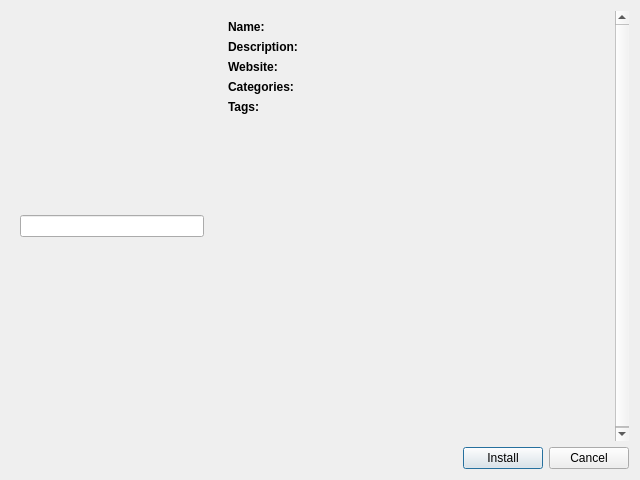
The window that gui/dialogs/ChooseInstallModDialog.ui (MultiMC/Launcher) describes before a commit, drawn with Qt 5.
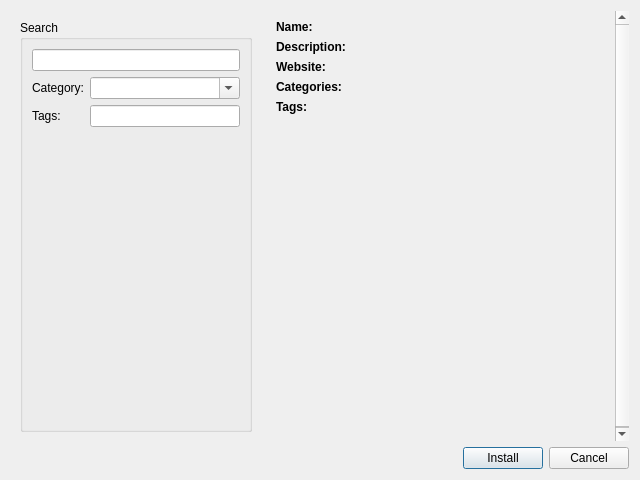
The same window after the commit.

Diff of the .ui file:
```diff
--- a/gui/dialogs/ChooseInstallModDialog.ui
+++ b/gui/dialogs/ChooseInstallModDialog.ui
@@ -18,19 +18,59 @@
     <widget class="QWidget" name="viewWidget" native="true">
      <property name="minimumSize">
       <size>
-       <width>202</width>
+       <width>250</width>
        <height>0</height>
       </size>
      </property>
      <property name="maximumSize">
       <size>
-       <width>202</width>
+       <width>250</width>
        <height>16777215</height>
       </size>
      </property>
-     <layout class="QVBoxLayout" name="viewLayout">
+     <layout class="QVBoxLayout" name="_2" stretch="0,1">
       <item>
-       <widget class="QLineEdit" name="fulltextEdit"/>
+       <widget class="QGroupBox" name="groupBox">
+        <property name="title">
+         <string>Search</string>
+        </property>
+        <layout class="QFormLayout" name="formLayout_2">
+         <item row="1" column="0">
+          <widget class="QLabel" name="label_6">
+           <property name="text">
+            <string>Category:</string>
+           </property>
+          </widget>
+         </item>
+         <item row="1" column="1">
+          <widget class="QComboBox" name="categoryBox">
+           <property name="editable">
+            <bool>true</bool>
+           </property>
+          </widget>
+         </item>
+         <item row="2" column="0">
+          <widget class="QLabel" name="label_7">
+           <property name="text">
+            <string>Tags:</string>
+           </property>
+          </widget>
+         </item>
+         <item row="2" column="1">
+          <widget class="QLineEdit" name="tagsEdit">
+           <property name="toolTip">
+            <string>&lt;html&gt;&lt;head/&gt;&lt;body&gt;&lt;p&gt;Use commas (,) to separate tags:&lt;/p&gt;&lt;p&gt;&lt;span style=&quot; font-weight:600;&quot;&gt;tag1, tag2, tag3, tag4&lt;/span&gt;&lt;/p&gt;&lt;/body&gt;&lt;/html&gt;</string>
+           </property>
+          </widget>
+         </item>
+         <item row="0" column="0" colspan="2">
+          <widget class="QLineEdit" name="fulltextEdit"/>
+         </item>
+        </layout>
+       </widget>
+      </item>
+      <item>
+       <layout class="QVBoxLayout" name="viewLayout"/>
       </item>
      </layout>
     </widget>
```
Left out of the diff: 2 changed lines with no effect on the pictures.
